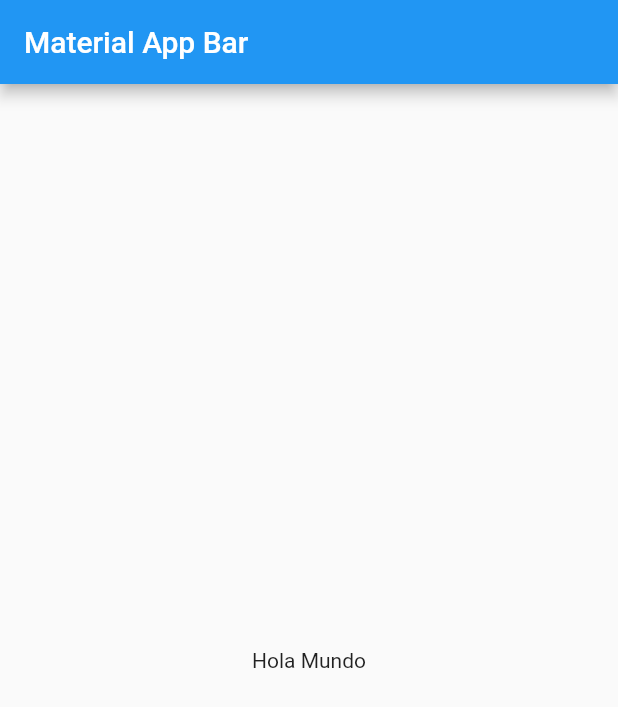
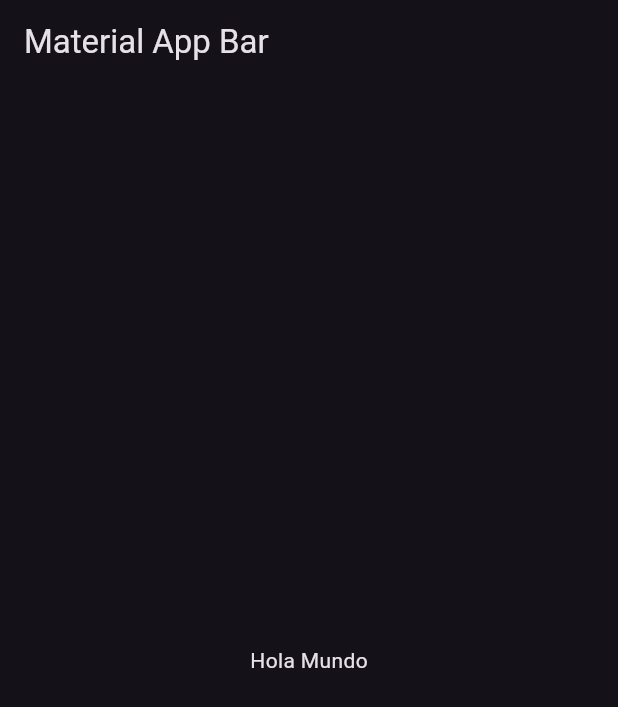
Before and after one commit to JoshRoderick18/toktik, a Flutter app: the screen it shows after launch, on a phone screen of 412 x 824 dp. Shown: the top 707 px of the screen. Run offline on Flutter 3.47's test engine with Material 2 defaults, Android fonts, the phone set to English and light mode, and no system bars.

Commit message:
Create AppTheme and implents it

```diff
--- /dev/null
+++ b/lib/config/theme/app_theme.dart
@@ -0,0 +1,8 @@
+import 'package:flutter/material.dart';
+
+class AppTheme {
+  ThemeData getTheme() => ThemeData(
+        useMaterial3: true,
+        brightness: Brightness.dark,
+      );
+}
--- a/lib/main.dart
+++ b/lib/main.dart
@@ -1,4 +1,5 @@
 import 'package:flutter/material.dart';
+import 'package:toktik/config/theme/app_theme.dart';
 
 void main() => runApp(const MyApp());
 
@@ -8,7 +9,9 @@ class MyApp extends StatelessWidget {
   @override
   Widget build(BuildContext context) {
     return MaterialApp(
-      title: 'Material App',
+      debugShowCheckedModeBanner: false,
+      title: 'TokTik',
+      theme: AppTheme().getTheme(),
       home: Scaffold(
         appBar: AppBar(
           title: const Text('Material App Bar'),
```
